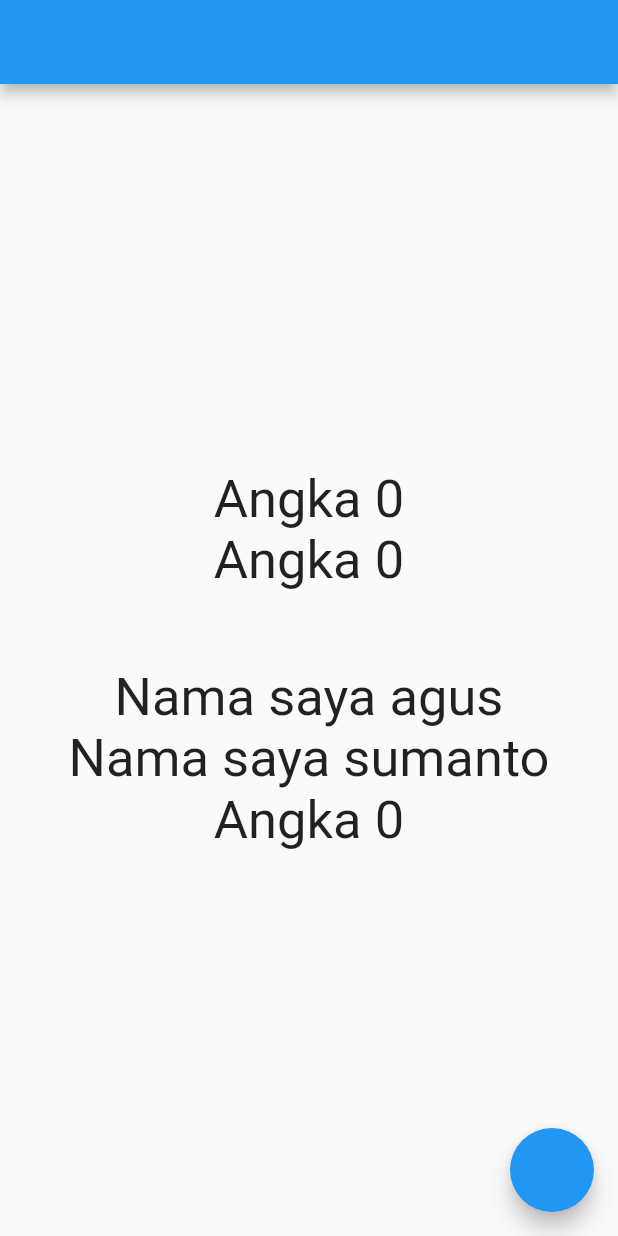
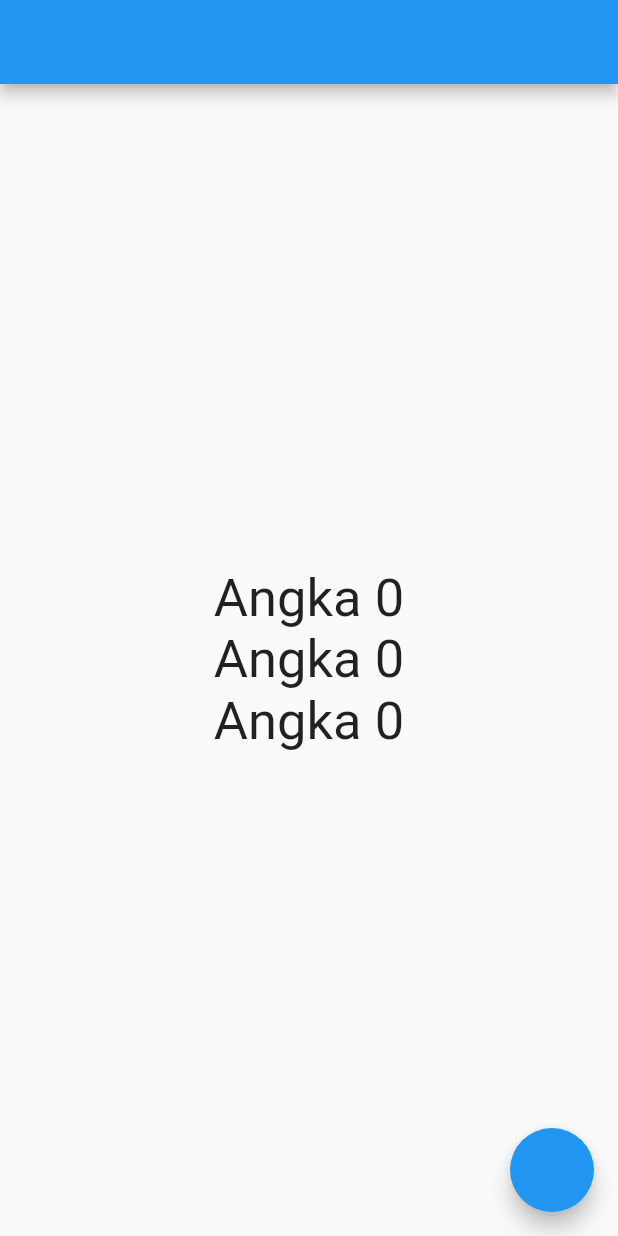
Before and after one commit to dennyoctavian/getx-flutter, a Flutter app: the screen it shows after launch, on a phone screen of 412 x 824 dp. Run offline on Flutter 3.47's test engine with Material 2 defaults, Android fonts, the phone set to English and light mode, and no system bars; our stand-ins replace get.

Commit message:
unique id in getbuilder

```diff
--- a/lib/controllers/counter_controller.dart
+++ /dev/null
@@ -1,15 +0,0 @@
-import 'package:get/get.dart';
-
-class CounterController extends GetxController {
-  var count = 0.obs;
-  var integer = 0;
-
-  void increment() {
-    count++;
-  }
-
-  void nambah() {
-    integer++;
-    update();
-  }
-}
--- a/lib/controllers/person_controller.dart
+++ /dev/null
@@ -1,17 +0,0 @@
-import 'package:belajar_getx/models/person.dart';
-import 'package:get/get.dart';
-
-class PersonController extends GetxController {
-  var person = Person();
-  var orang = Orang(name: "sumanto", age: 50).obs;
-
-  void changeUpperCase() {
-    person.name.value = person.name.value.toUpperCase();
-  }
-
-  void changeUpperCaseObjectClass() {
-    orang.update((_) {
-      orang.value.name = orang.value.name.toString().toUpperCase();
-    });
-  }
-}
--- a/lib/main.dart
+++ b/lib/main.dart
@@ -1,5 +1,3 @@
-import 'package:belajar_getx/controllers/counter_controller.dart';
-import 'package:belajar_getx/controllers/person_controller.dart';
 import 'package:flutter/material.dart';
 import 'package:get/get.dart';
 
@@ -12,9 +10,6 @@ class MyApp extends StatelessWidget {
 
   @override
   Widget build(BuildContext context) {
-    final personController = Get.put(PersonController());
-    final counterController = Get.put(CounterController());
-
     return MaterialApp(
       home: Scaffold(
         appBar: AppBar(),
@@ -23,68 +18,61 @@ class MyApp extends StatelessWidget {
             mainAxisAlignment: MainAxisAlignment.center,
             children: [
               GetBuilder<CounterController>(
+                id: "joni",
                 init: CounterController(),
                 initState: (_) {},
                 builder: (controller) {
                   return Text(
-                    "Angka ${controller.integer}",
+                    "Angka ${controller.count}",
                     style: const TextStyle(
                       fontSize: 35,
                     ),
                   );
                 },
               ),
-              GetX<CounterController>(
+              GetBuilder<CounterController>(
                 init: CounterController(),
                 initState: (_) {},
                 builder: (controller) {
                   return Text(
-                    "Angka ${controller.count.value}",
+                    "Angka ${controller.count}",
                     style: const TextStyle(
                       fontSize: 35,
                     ),
                   );
                 },
               ),
-              const SizedBox(
-                height: 50,
+              GetBuilder<CounterController>(
+                id: "budi",
+                init: CounterController(),
+                initState: (_) {},
+                builder: (controller) {
+                  return Text(
+                    "Angka ${controller.count}",
+                    style: const TextStyle(
+                      fontSize: 35,
+                    ),
+                  );
+                },
               ),
-              Obx(() => Column(
-                    mainAxisAlignment: MainAxisAlignment.center,
-                    children: [
-                      Text(
-                        "Nama saya ${personController.person.name}",
-                        style: const TextStyle(
-                          fontSize: 35,
-                        ),
-                      ),
-                      Text(
-                        "Nama saya ${personController.orang.value.name}",
-                        style: const TextStyle(
-                          fontSize: 35,
-                        ),
-                      ),
-                      Text(
-                        "Angka ${counterController.count.value}",
-                        style: const TextStyle(
-                          fontSize: 35,
-                        ),
-                      ),
-                    ],
-                  )),
             ],
           ),
         ),
         floatingActionButton: FloatingActionButton(
           onPressed: () {
-            personController.changeUpperCase();
-            personController.changeUpperCaseObjectClass();
-            counterController.increment();
-            Get.find<CounterController>().increment();
-            Get.find<CounterController>().nambah();
+            Get.find<CounterController>().add();
           },
         ),
       ),
     );
   }
 }
+
+class CounterController extends GetxController {
+  var count = 0;
+
+  void add() {
+    count++;
+    update(['joni', 'budi']);
+  }
+}
--- a/lib/models/person.dart
+++ /dev/null
@@ -1,13 +0,0 @@
-import 'package:get/get.dart';
-
-class Person {
-  RxString name = 'agus'.obs;
-  RxInt age = 25.obs;
-}
-
-class Orang {
-  String? name;
-  int? age;
-
-  Orang({this.name, this.age});
-}
```
